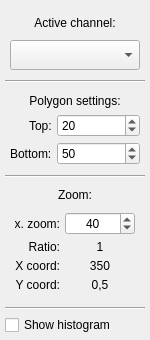
Qt form src/Applications/TransferFunctions/Ui/TFPolygonModifier.ui (JanKolomaznik/MedV4D) before a commit.
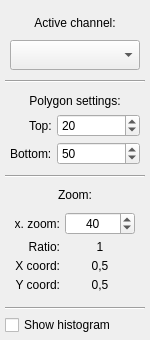
The same form after that commit.

Diff of the .ui file:
```diff
--- a/src/Applications/TransferFunctions/Ui/TFPolygonModifier.ui
+++ b/src/Applications/TransferFunctions/Ui/TFPolygonModifier.ui
@@ -264,7 +264,7 @@
         <item row="2" column="1">
          <widget class="QLabel" name="zoomXValue">
           <property name="text">
-           <string>350</string>
+           <string>0,5</string>
           </property>
           <property name="alignment">
            <set>Qt::AlignCenter</set>
```
